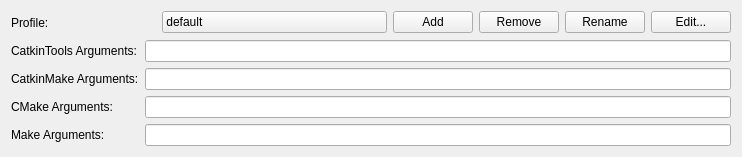
Qt form src/project_manager/ros_catkin_tools_step.ui (ros-industrial/ros_qtc_plugin) before a commit.
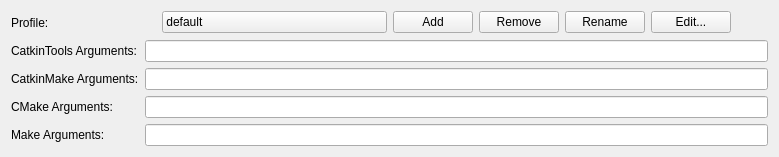
The same form after that commit.

```diff
--- a/src/project_manager/ros_catkin_tools_step.ui
+++ b/src/project_manager/ros_catkin_tools_step.ui
@@ -6,7 +6,7 @@
    <rect>
     <x>0</x>
     <y>0</y>
-    <width>741</width>
+    <width>779</width>
     <height>157</height>
    </rect>
   </property>
```
